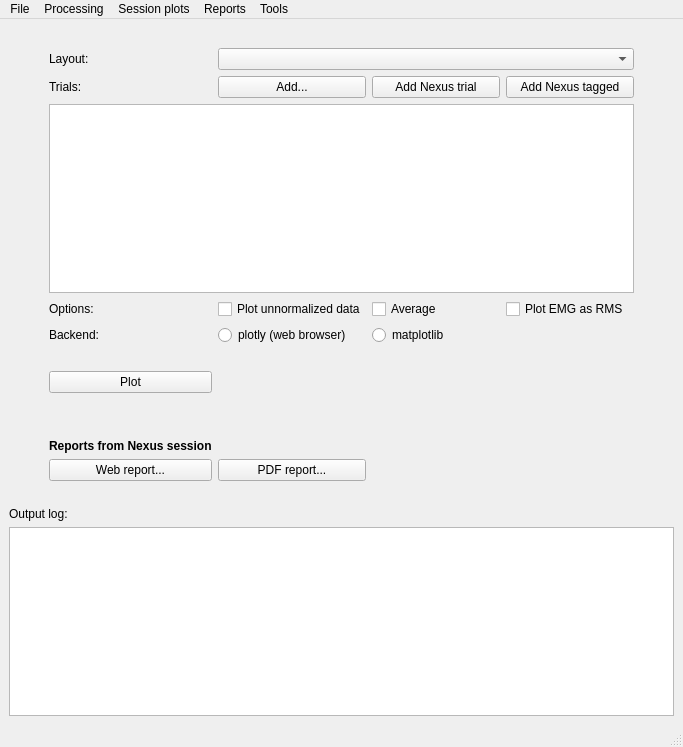
The window that gaitutils/gui/gaitmenu.ui (NCH-Motion-Laboratory/gaitutils) describes before a commit, drawn with Qt 5.
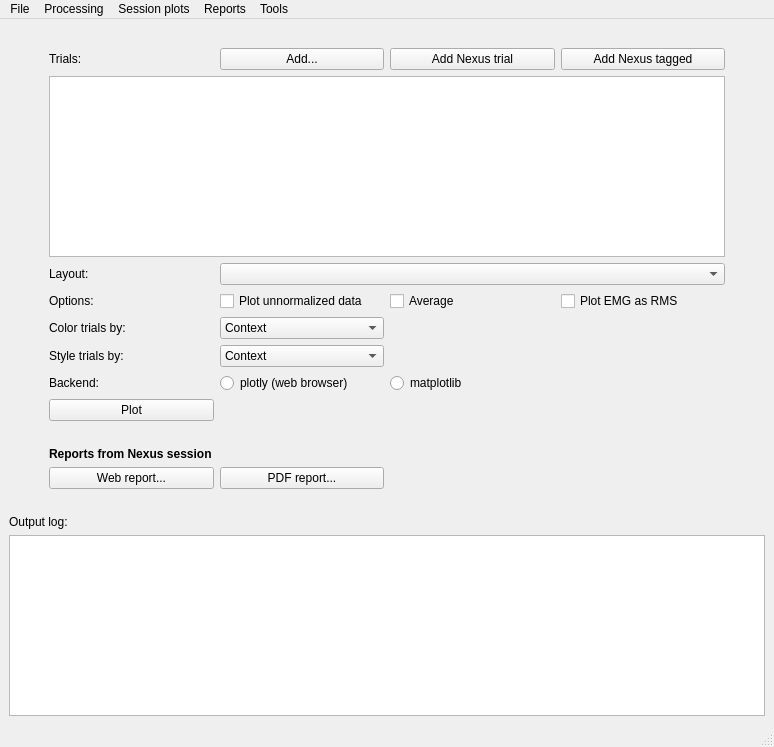
The same window after the commit. Custom widgets are drawn as their Qt base class.

```diff
--- a/gaitutils/gui/gaitmenu.ui
+++ b/gaitutils/gui/gaitmenu.ui
@@ -6,7 +6,7 @@
    <rect>
     <x>0</x>
     <y>0</y>
-    <width>683</width>
+    <width>774</width>
     <height>747</height>
    </rect>
   </property>
@@ -40,22 +40,6 @@
         </property>
        </widget>
       </item>
-      <item row="9" column="2">
-       <spacer name="verticalSpacer_5">
-        <property name="orientation">
-         <enum>Qt::Vertical</enum>
-        </property>
-        <property name="sizeType">
-         <enum>QSizePolicy::Fixed</enum>
-        </property>
-        <property name="sizeHint" stdset="0">
-         <size>
-          <width>10</width>
-          <height>20</height>
-         </size>
-        </property>
-       </spacer>
-      </item>
       <item row="6" column="1">
        <widget class="QLabel" name="label_5">
         <property name="text">
@@ -77,38 +61,6 @@
         </property>
        </widget>
       </item>
-      <item row="11" column="1">
-       <spacer name="verticalSpacer_4">
-        <property name="orientation">
-         <enum>Qt::Vertical</enum>
-        </property>
-        <property name="sizeType">
-         <enum>QSizePolicy::Fixed</enum>
-        </property>
-        <property name="sizeHint" stdset="0">
-         <size>
-          <width>20</width>
-          <height>40</height>
-         </size>
-        </property>
-       </spacer>
-      </item>
-      <item row="1" column="0">
-       <spacer name="horizontalSpacer_3">
-        <property name="orientation">
-         <enum>Qt::Horizontal</enum>
-        </property>
-        <property name="sizeType">
-         <enum>QSizePolicy::Preferred</enum>
-        </property>
-        <property name="sizeHint" stdset="0">
-         <size>
-          <width>40</width>
-          <height>20</height>
-         </size>
-        </property>
-       </spacer>
-      </item>
       <item row="12" column="1">
        <widget class="QLabel" name="label_7">
         <property name="font">
@@ -122,14 +74,14 @@
         </property>
        </widget>
       </item>
-      <item row="8" column="1">
+      <item row="9" column="1">
        <widget class="QLabel" name="label">
         <property name="text">
          <string>Backend:</string>
         </property>
        </widget>
       </item>
-      <item row="8" column="3">
+      <item row="9" column="3">
        <widget class="QRadioButton" name="rbMatplotlib">
         <property name="text">
          <string>matplotlib</string>
@@ -152,7 +104,7 @@
         </property>
        </widget>
       </item>
-      <item row="8" column="2">
+      <item row="9" column="2">
        <widget class="QRadioButton" name="rbPlotly">
         <property name="text">
          <string>plotly (web browser)</string>
@@ -162,32 +114,6 @@
         </attribute>
        </widget>
       </item>
-      <item row="1" column="8">
-       <spacer name="horizontalSpacer_4">
-        <property name="orientation">
-         <enum>Qt::Horizontal</enum>
-        </property>
-        <property name="sizeType">
-         <enum>QSizePolicy::Preferred</enum>
-        </property>
-        <property name="sizeHint" stdset="0">
-         <size>
-          <width>40</width>
-          <height>20</height>
-         </size>
-        </property>
-       </spacer>
-      </item>
-      <item row="1" column="2" colspan="3">
-       <widget class="QComboBox" name="cbNexusTrialLayout">
-        <property name="sizePolicy">
-         <sizepolicy hsizetype="Preferred" vsizetype="Preferred">
-          <horstretch>0</horstretch>
-          <verstretch>0</verstretch>
-         </sizepolicy>
-        </property>
-       </widget>
-      </item>
       <item row="13" column="1">
        <widget class="QPushButton" name="btnWebReportNexus">
         <property name="text">
@@ -195,13 +121,6 @@
         </property>
        </widget>
       </item>
-      <item row="1" column="1">
-       <widget class="QLabel" name="label_3">
-        <property name="text">
-         <string>Layout:</string>
-        </property>
-       </widget>
-      </item>
       <item row="2" column="2">
        <widget class="QPushButton" name="pushButton">
         <property name="text">
@@ -209,6 +128,13 @@
         </property>
        </widget>
       </item>
+      <item row="7" column="1">
+       <widget class="QLabel" name="label_6">
+        <property name="text">
+         <string>Color trials by:</string>
+        </property>
+       </widget>
+      </item>
       <item row="2" column="4">
        <widget class="QPushButton" name="pushButton_3">
         <property name="text">
@@ -216,6 +142,22 @@
         </property>
        </widget>
       </item>
+      <item row="8" column="1">
+       <widget class="QLabel" name="label_9">
+        <property name="text">
+         <string>Style trials by:</string>
+        </property>
+       </widget>
+      </item>
+      <item row="8" column="2">
+       <widget class="QComboBox" name="comboBox_2">
+        <item>
+         <property name="text">
+          <string>Context</string>
+         </property>
+        </item>
+       </widget>
+      </item>
       <item row="2" column="3">
        <widget class="QPushButton" name="pushButton_2">
         <property name="text">
@@ -233,6 +175,16 @@
         </property>
        </widget>
       </item>
+      <item row="6" column="4">
+       <widget class="QCheckBox" name="xbEMGRMS">
+        <property name="text">
+         <string>Plot EMG as RMS</string>
+        </property>
+        <property name="checked">
+         <bool>false</bool>
+        </property>
+       </widget>
+      </item>
       <item row="2" column="1">
        <widget class="QLabel" name="label_8">
         <property name="text">
@@ -240,6 +192,48 @@
         </property>
        </widget>
       </item>
+      <item row="7" column="2">
+       <widget class="QComboBox" name="comboBox">
+        <item>
+         <property name="text">
+          <string>Context</string>
+         </property>
+        </item>
+       </widget>
+      </item>
+      <item row="4" column="1">
+       <widget class="QLabel" name="label_3">
+        <property name="text">
+         <string>Layout:</string>
+        </property>
+       </widget>
+      </item>
+      <item row="11" column="1">
+       <spacer name="verticalSpacer_2">
+        <property name="orientation">
+         <enum>Qt::Vertical</enum>
+        </property>
+        <property name="sizeType">
+         <enum>QSizePolicy::Fixed</enum>
+        </property>
+        <property name="sizeHint" stdset="0">
+         <size>
+          <width>10</width>
+          <height>20</height>
+         </size>
+        </property>
+       </spacer>
+      </item>
+      <item row="4" column="2" colspan="3">
+       <widget class="QComboBox" name="cbNexusTrialLayout">
+        <property name="sizePolicy">
+         <sizepolicy hsizetype="Preferred" vsizetype="Preferred">
+          <horstretch>0</horstretch>
+          <verstretch>0</verstretch>
+         </sizepolicy>
+        </property>
+       </widget>
+      </item>
       <item row="6" column="3">
        <widget class="QCheckBox" name="xbEMGRMS_2">
         <property name="text">
@@ -250,15 +244,37 @@
         </property>
        </widget>
       </item>
-      <item row="6" column="4">
-       <widget class="QCheckBox" name="xbEMGRMS">
-        <property name="text">
-         <string>Plot EMG as RMS</string>
+      <item row="2" column="5">
+       <spacer name="horizontalSpacer_4">
+        <property name="orientation">
+         <enum>Qt::Horizontal</enum>
         </property>
-        <property name="checked">
-         <bool>false</bool>
+        <property name="sizeType">
+         <enum>QSizePolicy::Preferred</enum>
         </property>
-       </widget>
+        <property name="sizeHint" stdset="0">
+         <size>
+          <width>40</width>
+          <height>20</height>
+         </size>
+        </property>
+       </spacer>
+      </item>
+      <item row="2" column="0">
+       <spacer name="horizontalSpacer_3">
+        <property name="orientation">
+         <enum>Qt::Horizontal</enum>
+        </property>
+        <property name="sizeType">
+         <enum>QSizePolicy::Preferred</enum>
+        </property>
+        <property name="sizeHint" stdset="0">
+         <size>
+          <width>40</width>
+          <height>20</height>
+         </size>
+        </property>
+       </spacer>
       </item>
      </layout>
     </item>
@@ -295,7 +311,7 @@
     <rect>
      <x>0</x>
      <y>0</y>
-     <width>683</width>
+     <width>774</width>
      <height>21</height>
     </rect>
    </property>
```
